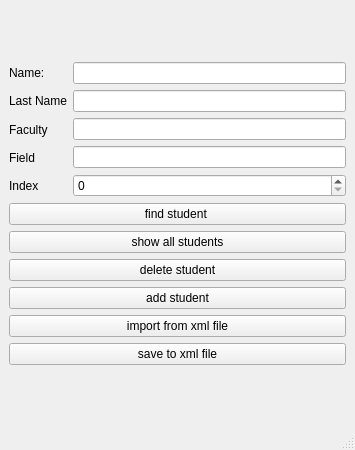
Above: mainwindow.ui from ku8am/JPO_db_JMurlak before the change. Below: the same form after it.
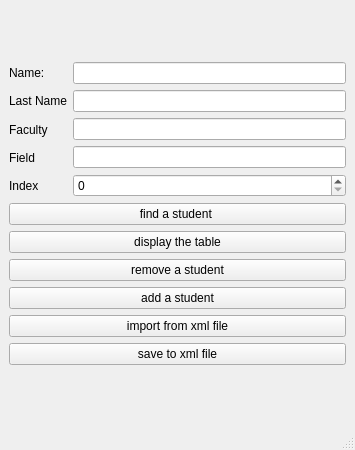
That is the form after the change.

What changed in the file:
```diff
--- a/mainwindow.ui
+++ b/mainwindow.ui
@@ -88,28 +88,28 @@
         <item>
          <widget class="QPushButton" name="pushButton_sortuj">
           <property name="text">
-           <string>find student </string>
+           <string>find a student </string>
           </property>
          </widget>
         </item>
         <item>
          <widget class="QPushButton" name="pushButton_wyswietl">
           <property name="text">
-           <string>show all students</string>
+           <string>display the table</string>
           </property>
          </widget>
         </item>
         <item>
          <widget class="QPushButton" name="pushButton_usun">
           <property name="text">
-           <string>delete student</string>
+           <string>remove a student</string>
           </property>
          </widget>
         </item>
         <item>
          <widget class="QPushButton" name="pushButton_dodaj">
           <property name="text">
-           <string>add student</string>
+           <string>add a student</string>
           </property>
          </widget>
         </item>
```
Left out of the diff: 2 changed lines with no effect on the pictures.
